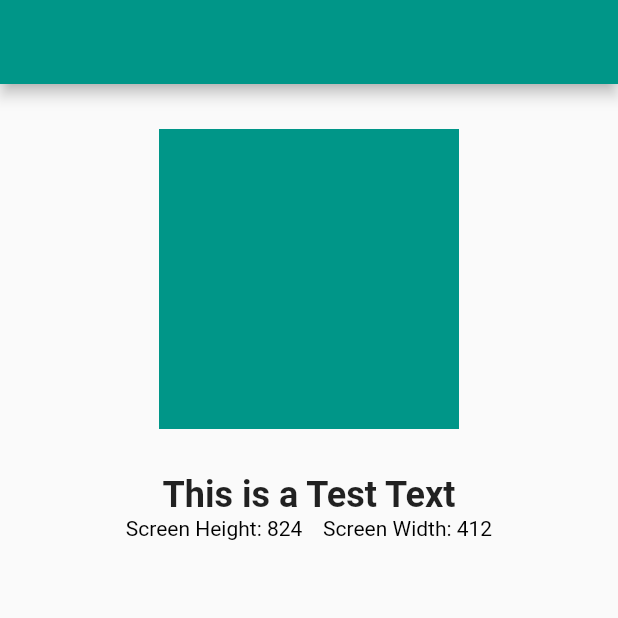
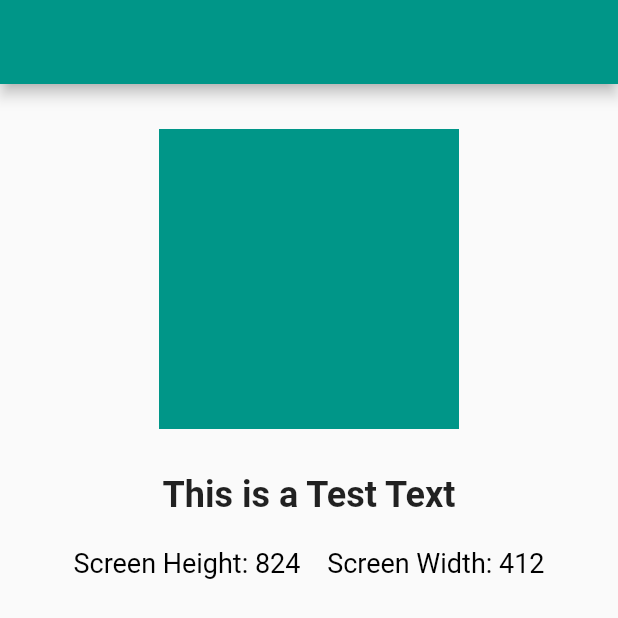
Before and after one commit to AhmedAbouelkher/Response-for-Flutter, a Flutter app: the screen it shows after launch, on a phone screen of 412 x 824 dp. Shown: the top 618 px of the screen. Run offline on Flutter 3.47's test engine with Material 2 defaults, Android fonts, the phone set to English and light mode, and no system bars.

Commit message:
adding improvments

```diff
--- a/example/lib/main.dart
+++ b/example/lib/main.dart
@@ -58,11 +58,18 @@ class HomePage extends StatelessWidget {
               text: TextSpan(
                 children: [
                   TextSpan(
-                      text: 'Screen Height: ${ResponseUI().screenHeight}  ',
-                      style: TextStyle(color: Colors.black)),
+                    text: '\nScreen Height: ${ResponseUI().screenHeight}  ',
+                    style: TextStyle(
+                      color: Colors.black,
+                      fontSize: ResponseUI().setFontSize(18),
+                    ),
+                  ),
                   TextSpan(
-                      text: '  Screen Width: ${ResponseUI().screenWidth}',
-                      style: TextStyle(color: Colors.black)),
+                    text: '  Screen Width: ${ResponseUI().screenWidth}',
+                    style: TextStyle(
+                        color: Colors.black,
+                        fontSize: ResponseUI().setFontSize(18)),
+                  ),
                 ],
               ),
             ),
```
